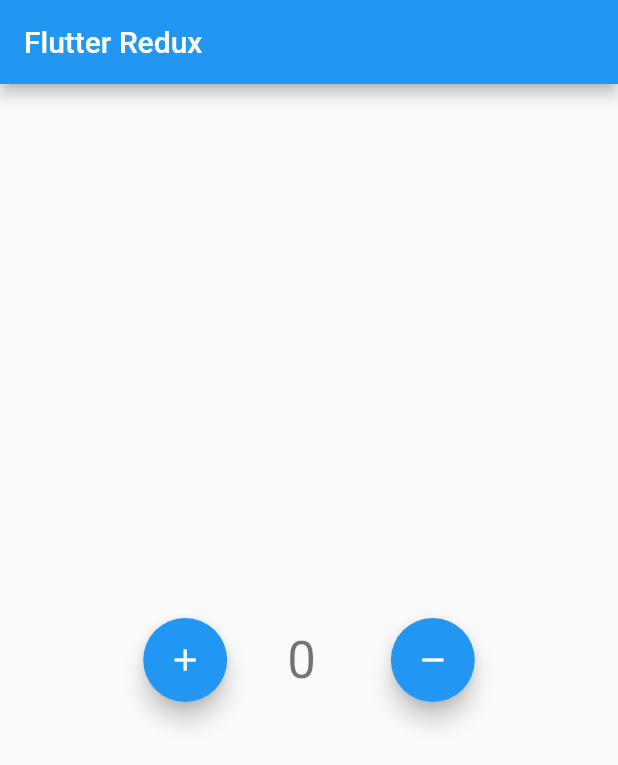
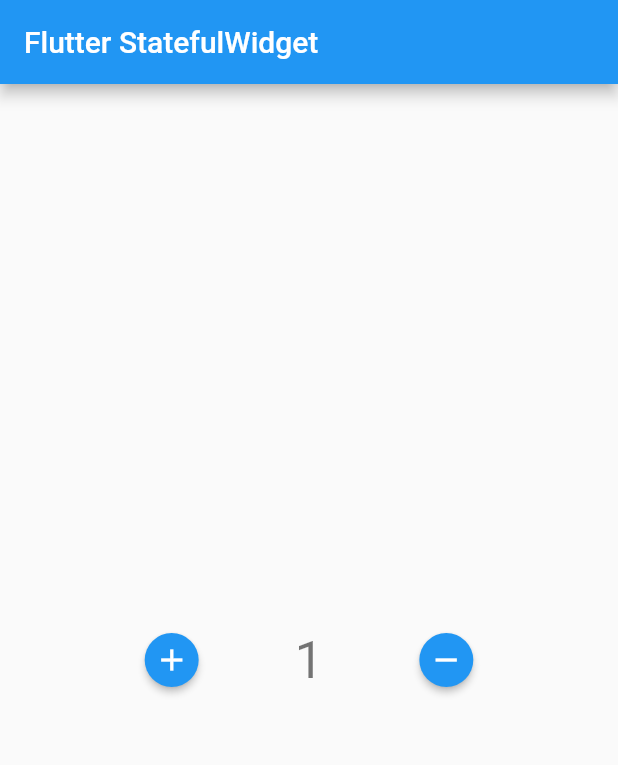
Before and after one commit to xms7104/Flutter-State-Management, a Flutter app: the screen it shows after launch, after a tap on the "add" icon, after a tap on the "remove" icon, on a phone screen of 412 x 824 dp. Shown: the top 765 px of the screen. Run offline on Flutter 3.47's test engine with Material 2 defaults, Android fonts, the phone set to English and light mode, and no system bars.

Commit message:
StatelessWidget

```diff
--- a/lib/main.dart
+++ b/lib/main.dart
@@ -1,42 +1,46 @@
-import './counter_actions.dart' as action;
-import './counter_reducer.dart';
-import './counter_state.dart';
 import 'package:flutter/material.dart';
-import 'package:flutter_redux/flutter_redux.dart';
-import 'package:redux/redux.dart';
 
 void main() {
-  runApp(MyApp());
+  runApp(const MyApp());
 }
 
 class MyApp extends StatelessWidget {
-  final store = Store<CounterState>(reducer, initialState: CounterState(0));
-
-  MyApp({super.key});
+  const MyApp({super.key});
 
   @override
   Widget build(BuildContext context) {
-    return StoreProvider(
-      store: store,
-      child: const MaterialApp(
-        title: 'Flutter Redux',
-        home: MyHomePage(title: 'Flutter Redux'),
-      ),
+    return const MaterialApp(
+      title: 'Flutter State Management',
+      home: MyHomePage(title: 'Flutter StatefulWidget',),
     );
   }
 }
 
 class MyHomePage extends StatefulWidget {
-  const MyHomePage({Key? key, required this.title}) : super(key: key);
-
+  const MyHomePage({super.key, required this.title});
   final String title;
 
   @override
-  // ignore: library_private_types_in_public_api
-  _MyHomePageState createState() => _MyHomePageState();
+  State<MyHomePage> createState() => _MyHomePageState();
 }
 
 class _MyHomePageState extends State<MyHomePage> {
+  int _counter = 1;
+
+  void _addCounter() {
+    setState(() {
+      _counter++;
+    });
+  }
+
+  void _reduceCounter() {
+    if(_counter >1){
+      setState(() {
+        _counter--;
+      });
+    }
+  }
+
   @override
   Widget build(BuildContext context) {
     return Scaffold(
@@ -44,47 +48,31 @@ class _MyHomePageState extends State<MyHomePage> {
         title: Text(widget.title),
       ),
       body: Center(
-        child: Row(
+        child:Row(
           mainAxisAlignment: MainAxisAlignment.center,
-          children: <Widget>[
-          StoreConnector<CounterState, VoidCallback>(
-            converter: (store) {
-              return () => store.dispatch(action.Actions.Increment);
-            },
-            builder: (context, callback) {
-              return FloatingActionButton(
-                onPressed: callback,
-                tooltip: 'Increment',
-                child: const Icon(Icons.add),
-              );
-            },
-          ),
-          const SizedBox(width: 40),
-          StoreConnector<CounterState, String>(
-            converter: (store) => store.state.counter.toString(),
-            builder: (context, count) {
-              return Text(
-                '$count',
-                style: Theme.of(context).textTheme.headlineMedium,
-              );
-            },
+          children: [
+          ElevatedButton(
+            onPressed: _addCounter,
+            style: ElevatedButton.styleFrom(
+              shape: const CircleBorder(),
+            ),
+            child: const Icon(Icons.add),
           ),
           const SizedBox(width: 50),
-          StoreConnector<CounterState, VoidCallback>(
-            converter: (store) {
-              return () => store.dispatch(action.Actions.Decrement);
-            },
-            builder: (context, callback) {
-              return FloatingActionButton(
-                onPressed: callback,
-                tooltip: 'Increment',
-                child: const Icon(Icons.remove),
-              );
-            },
+          Text(
+            '$_counter',
+            style: Theme.of(context).textTheme.headlineMedium,
           ),
-          ],
-        ),
+          const SizedBox(width: 50),
+          ElevatedButton(
+            onPressed: _reduceCounter,
+            style: ElevatedButton.styleFrom(
+              shape: const CircleBorder(),
+            ),
+            child: const Icon(Icons.remove),
+          ),
+        ],
       ),
-    );
+    ));
   }
 }
```
